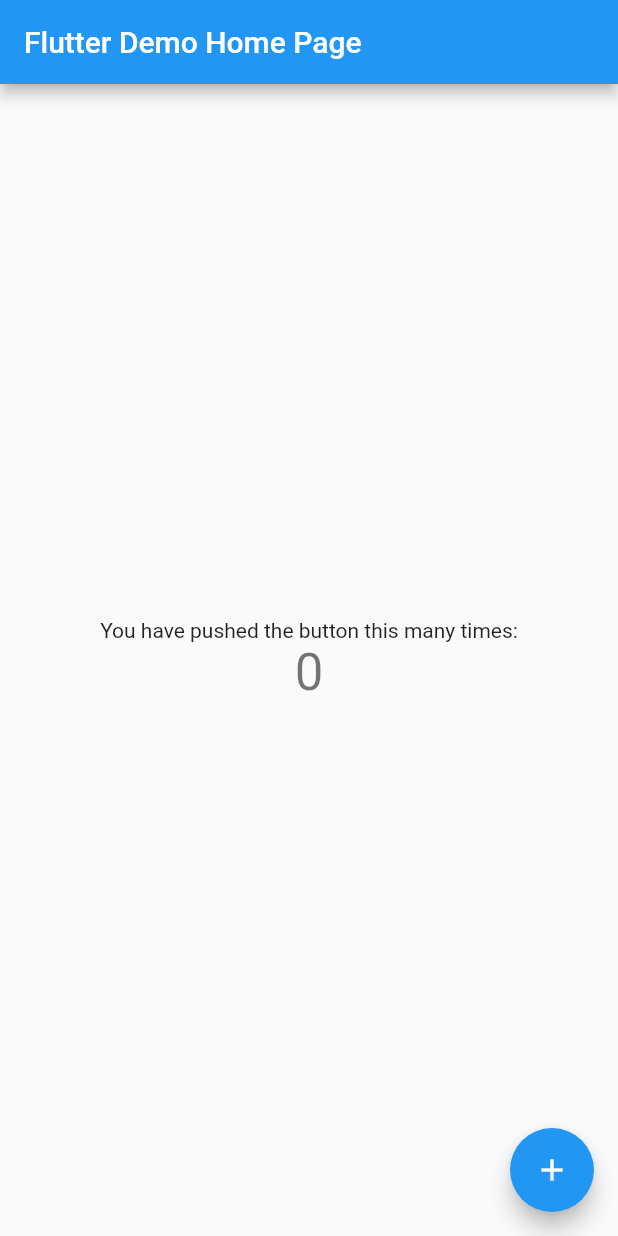
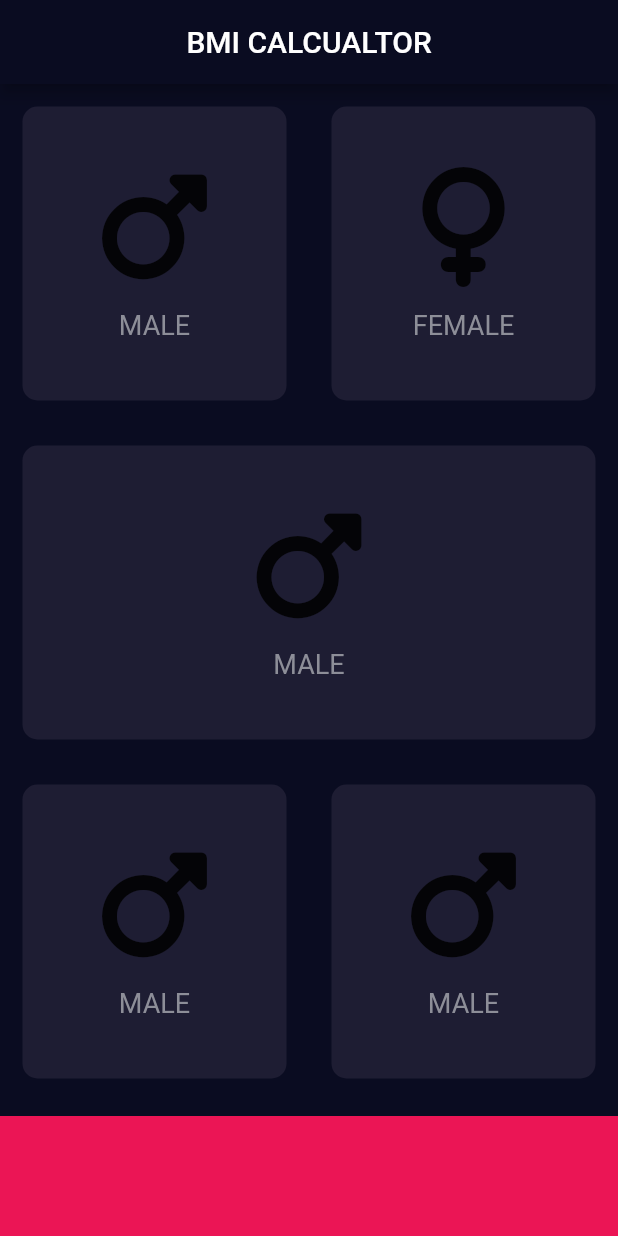
Before and after one commit to ahmedabdelkabier/BMI-Calculator-flutter, a Flutter app: the screen it shows after launch, on a phone screen of 412 x 824 dp. Run offline on Flutter 3.47's test engine with Material 2 defaults, Android fonts, the phone set to English and light mode, and no system bars; our stand-ins replace font_awesome_flutter.

Commit message:
inputpage

```diff
--- /dev/null
+++ b/lib/card_child.dart
@@ -0,0 +1,33 @@
+import 'package:flutter/material.dart';
+
+const textStyle = TextStyle(
+  color: Color(0xFF8D8E98),
+  fontSize: 18.0,
+);
+
+class CardChild extends StatelessWidget {
+  final IconData cardIcon;
+  final String typo;
+
+  CardChild({required this.cardIcon, required this.typo});
+
+  @override
+  Widget build(BuildContext context) {
+    return Column(
+      mainAxisAlignment: MainAxisAlignment.center,
+      children: <Widget>[
+        Icon(
+          cardIcon,
+          size: 80.0,
+        ),
+        const SizedBox(
+          height: 15.0,
+        ),
+        Text(
+          typo,
+          style: textStyle,
+        ),
+      ],
+    );
+  }
+}
--- /dev/null
+++ b/lib/input_page.dart
@@ -0,0 +1,99 @@
+import 'package:flutter/material.dart';
+import 'package:font_awesome_flutter/font_awesome_flutter.dart';
+import 'card_child.dart';
+import 'reusable_card.dart';
+
+const activeCardColor = Color(0xFF1E1D33);
+const buttomContainerColor = Color(0xFFEB1555);
+const buttomContainerHight = 80.0;
+
+class InputPage extends StatefulWidget {
+  @override
+  State<InputPage> createState() => _InputPageState();
+}
+
+class _InputPageState extends State<InputPage> {
+  @override
+  Widget build(BuildContext context) {
+    return Scaffold(
+      appBar: AppBar(
+        title: const Center(
+          child: Text("BMI CALCUALTOR"),
+        ),
+      ),
+      body: Column(
+        children: <Widget>[
+          Expanded(
+            child: Row(
+              children: <Widget>[
+                Expanded(
+                  child: ReusableCard(
+                    colour: activeCardColor,
+                    cardChild: CardChild(
+                      cardIcon: FontAwesomeIcons.mars,
+                      typo: 'MALE',
+                    ),
+                  ),
+                ),
+                Expanded(
+                  child: ReusableCard(
+                    colour: activeCardColor,
+                    cardChild: CardChild(
+                      cardIcon: FontAwesomeIcons.venus,
+                      typo: 'FEMALE',
+                    ),
+                  ),
+                )
+              ],
+            ),
+          ),
+          Expanded(
+            child: Row(
+              children: <Widget>[
+                Expanded(
+                  child: ReusableCard(
+                    colour: activeCardColor,
+                    cardChild: CardChild(
+                      cardIcon: FontAwesomeIcons.mars,
+                      typo: 'MALE',
+                    ),
+                  ),
+                )
+              ],
+            ),
+          ),
+          Expanded(
+            child: Row(
+              children: <Widget>[
+                Expanded(
+                  child: ReusableCard(
+                    colour: activeCardColor,
+                    cardChild: CardChild(
+                      cardIcon: FontAwesomeIcons.mars,
+                      typo: 'MALE',
+                    ),
+                  ),
+                ),
+                Expanded(
+                  child: ReusableCard(
+                    colour: activeCardColor,
+                    cardChild: CardChild(
+                      cardIcon: FontAwesomeIcons.mars,
+                      typo: 'MALE',
+                    ),
+                  ),
+                )
+              ],
+            ),
+          ),
+          Container(
+            color: buttomContainerColor,
+            margin: EdgeInsets.only(top: 10.0),
+            height: buttomContainerHight,
+            width: double.infinity,
+          ),
+        ],
+      ),
+    );
+  }
+}
--- a/lib/main.dart
+++ b/lib/main.dart
@@ -1,115 +1,27 @@
+import 'input_page.dart';
 import 'package:flutter/material.dart';
 
 void main() {
-  runApp(const MyApp());
+  runApp(const BMICalcualtor());
 }
 
-class MyApp extends StatelessWidget {
-  const MyApp({Key? key}) : super(key: key);
+class BMICalcualtor extends StatelessWidget {
+  const BMICalcualtor({Key? key}) : super(key: key);
 
   // This widget is the root of your application.
   @override
   Widget build(BuildContext context) {
     return MaterialApp(
-      title: 'Flutter Demo',
       theme: ThemeData(
-        // This is the theme of your application.
-        //
-        // Try running your application with "flutter run". You'll see the
-        // application has a blue toolbar. Then, without quitting the app, try
-        // changing the primarySwatch below to Colors.green and then invoke
-        // "hot reload" (press "r" in the console where you ran "flutter run",
-        // or simply save your changes to "hot reload" in a Flutter IDE).
-        // Notice that the counter didn't reset back to zero; the application
-        // is not restarted.
-        primarySwatch: Colors.blue,
+        appBarTheme: AppBarTheme(backgroundColor: Color(0xFF0a0c21)),
+        scaffoldBackgroundColor: Color(0xFF0a0c21),
+        textTheme: TextTheme(
+          bodyText2: TextStyle(
+            color: Colors.white,
+          ),
+        ),
       ),
-      home: const MyHomePage(title: 'Flutter Demo Home Page'),
+      home: InputPage(),
     );
   }
 }
-
-class MyHomePage extends StatefulWidget {
-  const MyHomePage({Key? key, required this.title}) : super(key: key);
-
-  // This widget is the home page of your application. It is stateful, meaning
-  // that it has a State object (defined below) that contains fields that affect
-  // how it looks.
-
-  // This class is the configuration for the state. It holds the values (in this
-  // case the title) provided by the parent (in this case the App widget) and
-  // used by the build method of the State. Fields in a Widget subclass are
-  // always marked "final".
-
-  final String title;
-
-  @override
-  State<MyHomePage> createState() => _MyHomePageState();
-}
-
-class _MyHomePageState extends State<MyHomePage> {
-  int _counter = 0;
-
-  void _incrementCounter() {
-    setState(() {
-      // This call to setState tells the Flutter framework that something has
-      // changed in this State, which causes it to rerun the build method below
-      // so that the display can reflect the updated values. If we changed
-      // _counter without calling setState(), then the build method would not be
-      // called again, and so nothing would appear to happen.
-      _counter++;
-    });
-  }
-
-  @override
-  Widget build(BuildContext context) {
-    // This method is rerun every time setState is called, for instance as done
-    // by the _incrementCounter method above.
-    //
-    // The Flutter framework has been optimized to make rerunning build methods
-    // fast, so that you can just rebuild anything that needs updating rather
-    // than having to individually change instances of widgets.
-    return Scaffold(
-      appBar: AppBar(
-        // Here we take the value from the MyHomePage object that was created by
-        // the App.build method, and use it to set our appbar title.
-        title: Text(widget.title),
-      ),
-      body: Center(
-        // Center is a layout widget. It takes a single child and positions it
-        // in the middle of the parent.
-        child: Column(
-          // Column is also a layout widget. It takes a list of children and
-          // arranges them vertically. By default, it sizes itself to fit its
-          // children horizontally, and tries to be as tall as its parent.
-          //
-          // Invoke "debug painting" (press "p" in the console, choose the
-          // "Toggle Debug Paint" action from the Flutter Inspector in Android
-          // Studio, or the "Toggle Debug Paint" command in Visual Studio Code)
-          // to see the wireframe for each widget.
-          //
-          // Column has various properties to control how it sizes itself and
-          // how it positions its children. Here we use mainAxisAlignment to
-          // center the children vertically; the main axis here is the vertical
-          // axis because Columns are vertical (the cross axis would be
-          // horizontal).
-          mainAxisAlignment: MainAxisAlignment.center,
-          children: <Widget>[
-            const Text(
-              'You have pushed the button this many times:',
-            ),
-            Text(
-              '$_counter',
-              style: Theme.of(context).textTheme.headline4,
-            ),
-          ],
-        ),
-      ),
-      floatingActionButton: FloatingActionButton(
-        onPressed: _incrementCounter,
-        tooltip: 'Increment',
-        child: const Icon(Icons.add),
-      ), // This trailing comma makes auto-formatting nicer for build methods.
-    );
-  }
-}
--- /dev/null
+++ b/lib/reusable_card.dart
@@ -0,0 +1,20 @@
+import 'package:flutter/material.dart';
+
+class ReusableCard extends StatelessWidget {
+  ReusableCard({required this.colour, required this.cardChild});
+
+  final Color colour;
+  final Widget cardChild;
+
+  @override
+  Widget build(BuildContext context) {
+    return Container(
+      child: cardChild,
+      margin: EdgeInsets.all(15.0),
+      decoration: BoxDecoration(
+        color: colour,
+        borderRadius: BorderRadius.circular(10.0),
+      ),
+    );
+  }
+}
--- a/pubspec.yaml
+++ b/pubspec.yaml
@@ -34,6 +34,7 @@ dependencies:
   # The following adds the Cupertino Icons font to your application.
   # Use with the CupertinoIcons class for iOS style icons.
   cupertino_icons: ^1.0.2
+  font_awesome_flutter: ^10.1.0
 
 dev_dependencies:
   flutter_test:
```
Also changed, not shown: pubspec.lock, 61 other files.
